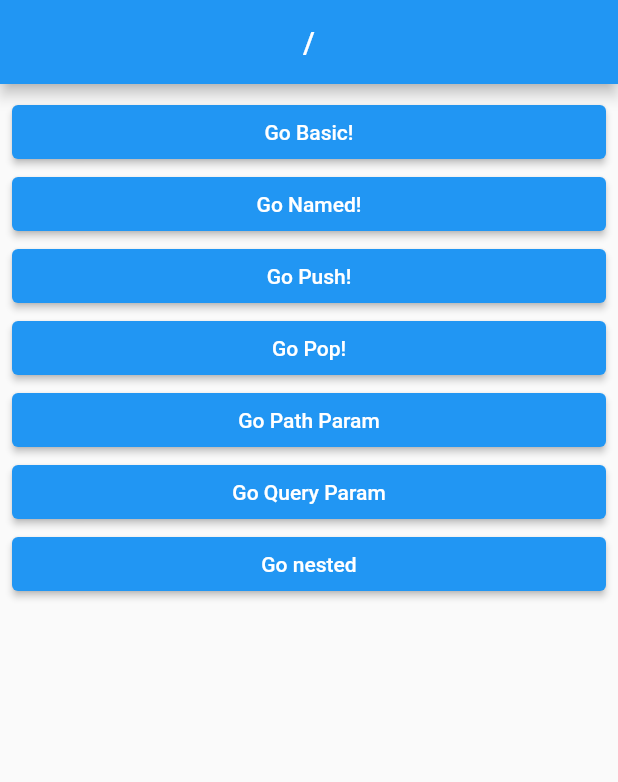
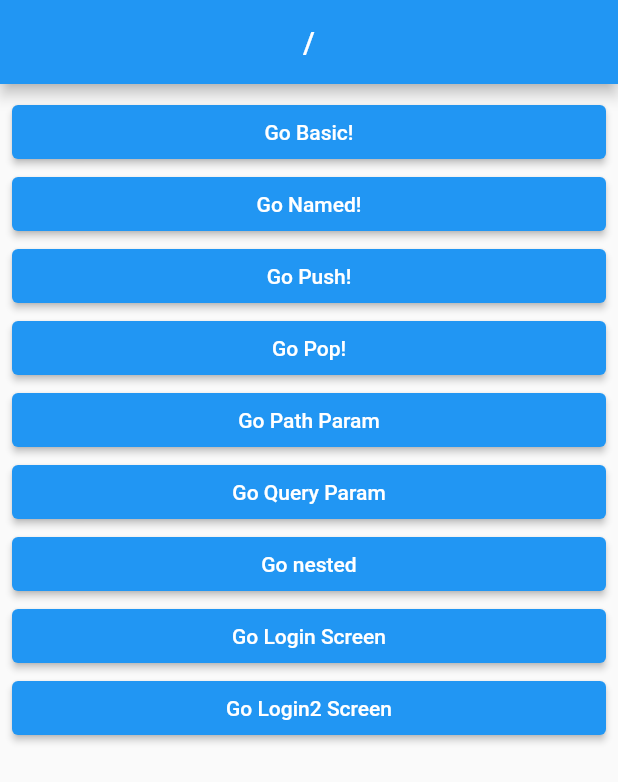
Before and after one commit to DongWooKim97/go_router_practice, a Flutter app: the screen it shows after launch, on a phone screen of 412 x 824 dp. Shown: the top 782 px of the screen. Run offline on Flutter 3.47's test engine with Material 2 defaults, Android fonts, the phone set to English and light mode, and no system bars; our stand-ins replace go_router.

```diff
--- a/lib/router/router.dart
+++ b/lib/router/router.dart
@@ -6,13 +6,31 @@ import 'package:go_router_practice/screen/4_pop_base_screen.dart';
 import 'package:go_router_practice/screen/5_pop_return_screen.dart';
 import 'package:go_router_practice/screen/6_path_param_screen.dart';
 import 'package:go_router_practice/screen/7_query_parameter_screen.dart';
+import 'package:go_router_practice/screen/8_nested_child_screen.dart';
 import 'package:go_router_practice/screen/8_nested_screen.dart';
-import 'package:go_router_practice/screen/9_nested_child_screen.dart';
-import 'package:go_router_practice/screen/route_screen.dart';
+import 'package:go_router_practice/screen/9_login_screen.dart';
+import 'package:go_router_practice/screen/9_private_screen.dart';
+import 'package:go_router_practice/screen/root_screen.dart';
+
+// 로그인이 됐는지 안됐는지, true - OK / false - NO!
+bool authState = false;
 
 //GoRouter 선언 , routes => 리스트를 넣자
 // https://blog.codefactory.ai -> /하는거랑 같다. 도메인은 무시한다고 하면!!.  -> path
 final router = GoRouter(
+  // 여기서 state는 GoRoute의 state와 동일하다.
+  redirect: (context, state) {
+    // return String -> 해당 라우트로 이동한다(path)
+    // return null -> 원래 이동하려던 라우트로 이동한다. !!
+    print(state.location);
+    print('상위 redirect');
+
+    if (state.location == '/login/private' && !authState) {
+      return '/login';
+    }
+    return null; // 로그인 상황만 고려해봤을 때, 원래 가려던 url은 /login/private 인데, authState가 false일때는 못가니까 login으로 가고, if문을 통과하게 되면
+  },
+
   routes: [
     GoRoute(
       //라우터 등록
@@ -63,7 +81,7 @@ final router = GoRouter(
           routes: [
             GoRoute(
               path: ':name',
-              builder: (context, state) {
+builder: (context, state) {
                 return PathParamScreen();
               },
             ),
@@ -75,7 +93,8 @@ final router = GoRouter(
             return QueryParameterScreen();
           },
         ),
-        ShellRoute( // ShellRoute로 감쌌지만 path가 없기 때문에, /nested/a로 해석된다. 하위의 routes들의 값들로 path가 지정된다.
+        ShellRoute(
+          // ShellRoute로 감쌌지만 path가 없기 때문에, /nested/a로 해석된다. 하위의 routes들의 값들로 path가 지정된다.
           builder: (context, state, child) {
             // ShellRoute 하위에 GoRoute들을 쓸건데, GoRoute들은 각각 빌더를 갖고있다. 빌더에서 반환해주는 값을 CHild에서 또 입력을 다시 받게된다.
             // 그 말은 즉슨,
@@ -90,12 +109,36 @@ final router = GoRouter(
                 path: 'nested/c', builder: (_, state) => NestedChildScreen(routeName: '/nested/c'))
           ],
         ),
+        GoRoute(
+          path: 'login',
+          builder: (_, state) => LoginScreen(),
+          routes: [
+            GoRoute(
+              path: 'private',
+              builder: (_, state) => PrivateScreen(),
+            ),
+          ],
+        ),
+        GoRoute(
+          path: 'login2',
+          builder: (_, state) => LoginScreen(),
+          routes: [
+            GoRoute(
+              path: 'private',
+              builder: (_, state) => PrivateScreen(),
+              // GoRoute속 routes안에 있는 하위 GoRoute에서 redirect를 사용하는 경우 , 룰은 똑같이 적용되는데, redirect를 작성하고 라우트에 이동할려고 할때만 적용된다.
+              redirect: (context, state) {
+                print(state.location);
+                print('하위 redirect');
+                if(!authState) {
+                  return '/login2';
+                }
+                return null;
+              },
+            ),
+          ],
+        )
       ],
     ),
   ],
 );
-
-// / -> home
-// /basic -> basic screen
-// /named
-// /push
--- a/lib/screen/route_screen.dart
+++ b/lib/screen/root_screen.dart
@@ -52,6 +52,18 @@ class RootScreen extends StatelessWidget {
             },
             child: Text('Go nested'),
           ),
+          ElevatedButton(
+            onPressed: () {
+              context.go('/login');
+            },
+            child: Text('Go Login Screen'),
+          ),
+          ElevatedButton(
+            onPressed: () {
+              context.go('/login2');
+            },
+            child: Text('Go Login2 Screen'),
+          ),
         ],
       ),
     );
```
Also changed, not shown: lib/screen/9_login_screen.dart (added, +42 -0 lines), lib/screen/9_private_screen.dart (added, +15 -0 lines), lib/screen/8_nested_child_screen.dart (renamed from lib/screen/9_nested_child_screen.dart).
